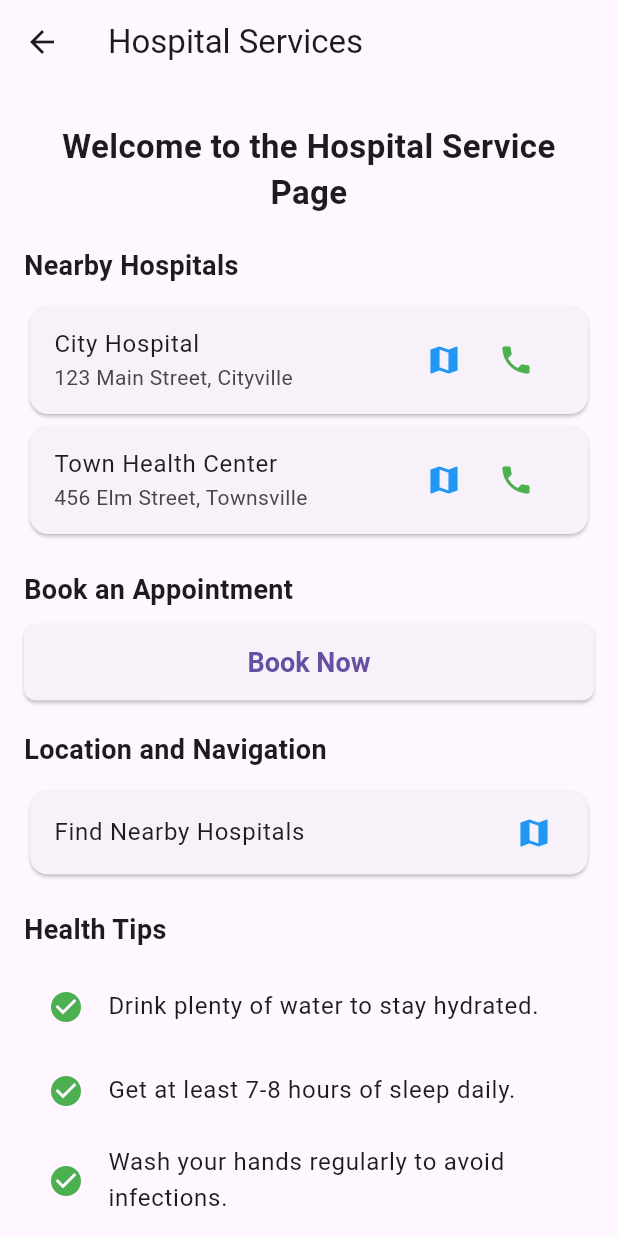
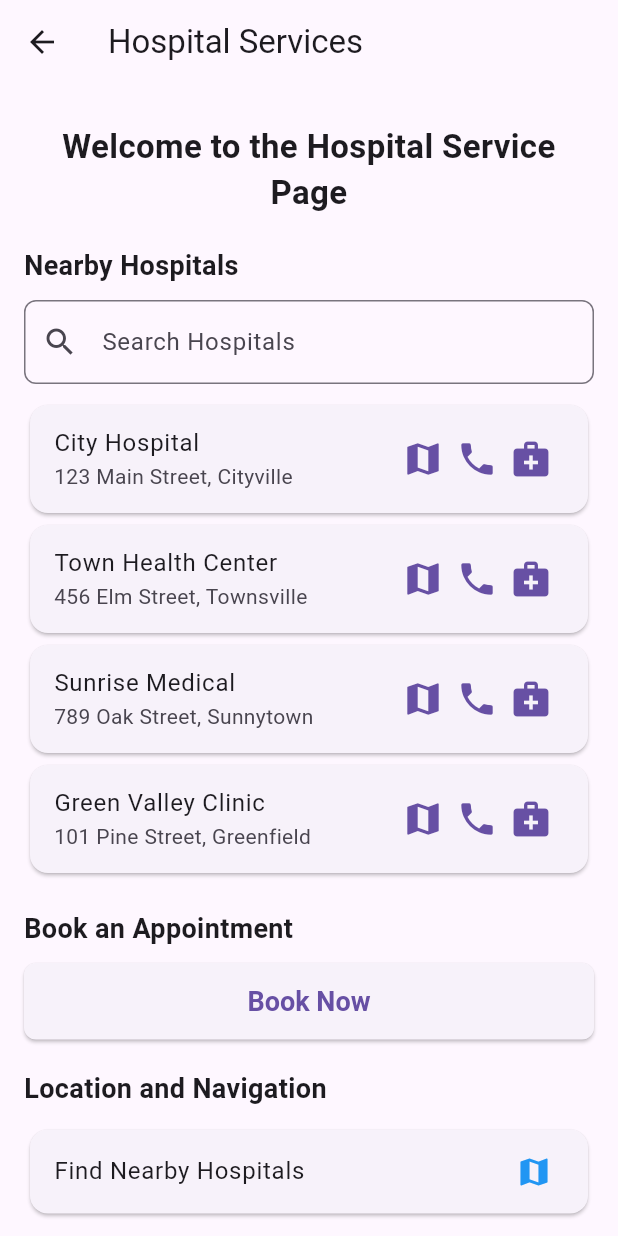
Before and after one commit to TianKaiJr/project-DigiTown, a Flutter app: the HospitalPage screen opened directly, on a phone screen of 412 x 824 dp. Run offline on Flutter 3.47's test engine with Material 3 defaults, Android fonts, the phone set to English and light mode, and no system bars; our stand-ins replace image_picker.

Commit message:
Update hospital.dart

```diff
--- a/main_app/lib/hospital.dart
+++ b/main_app/lib/hospital.dart
@@ -1,7 +1,12 @@
 import 'package:flutter/material.dart';
 import 'package:url_launcher/url_launcher.dart'; // For launching URLs (e.g., calls, maps)
 
-class HospitalPage extends StatelessWidget {
+class HospitalPage extends StatefulWidget {
+  @override
+  _HospitalPageState createState() => _HospitalPageState();
+}
+
+class _HospitalPageState extends State<HospitalPage> {
   final List<Map<String, String>> hospitals = [
     {
       'name': 'City Hospital',
@@ -13,7 +18,20 @@ class HospitalPage extends StatelessWidget {
       'address': '456 Elm Street, Townsville',
       'phone': '0987654321',
     },
+    {
+      'name': 'Sunrise Medical',
+      'address': '789 Oak Street, Sunnytown',
+      'phone': '1122334455',
+    },
+    {
+      'name': 'Green Valley Clinic',
+      'address': '101 Pine Street, Greenfield',
+      'phone': '5566778899',
+    },
   ];
+
+  List<Map<String, String>> filteredHospitals = [];
+  TextEditingController _searchController = TextEditingController();
 
   final List<String> healthTips = [
     'Drink plenty of water to stay hydrated.',
@@ -21,6 +39,29 @@ class HospitalPage extends StatelessWidget {
     'Wash your hands regularly to avoid infections.',
     'Exercise for at least 30 minutes a day.'
   ];
+
+  @override
+  void initState() {
+    super.initState();
+    filteredHospitals = hospitals;
+    _searchController.addListener(_filterHospitals);
+  }
+
+  @override
+  void dispose() {
+    _searchController.dispose();
+    super.dispose();
+  }
+
+  void _filterHospitals() {
+    final query = _searchController.text.toLowerCase();
+    setState(() {
+      filteredHospitals = hospitals.where((hospital) {
+        return hospital['name']!.toLowerCase().contains(query) ||
+            hospital['address']!.toLowerCase().contains(query);
+      }).toList();
+    });
+  }
 
   void _launchCaller(String phoneNumber) async {
     final Uri url = Uri(scheme: 'tel', path: phoneNumber);
@@ -49,10 +90,10 @@ class HospitalPage extends StatelessWidget {
     showDialog(
       context: context,
       builder: (context) => AlertDialog(
-        title: Text('Book Appointment'),
+        title: const Text('Book Appointment'),
         content: Column(
           mainAxisSize: MainAxisSize.min,
-          children: [
+          children: const [
             TextField(
               decoration: InputDecoration(labelText: 'Name'),
             ),
@@ -68,14 +109,13 @@ class HospitalPage extends StatelessWidget {
         actions: [
           TextButton(
             onPressed: () => Navigator.pop(context),
-            child: Text('Cancel'),
+            child: const Text('Cancel'),
           ),
           TextButton(
             onPressed: () {
-              // Logic to handle form submission can be added here
               Navigator.pop(context);
             },
-            child: Text('Submit'),
+            child: const Text('Submit'),
           ),
         ],
       ),
@@ -86,16 +126,16 @@ class HospitalPage extends StatelessWidget {
   Widget build(BuildContext context) {
     return Scaffold(
       appBar: AppBar(
-        title: Text('Hospital Services'),
+        title: const Text('Hospital Services'),
       ),
       body: LayoutBuilder(
         builder: (context, constraints) {
           return ListView(
-            padding: EdgeInsets.all(16.0),
+            padding: const EdgeInsets.all(16.0),
             children: [
-              Center(
+              const Center(
                 child: Padding(
-                  padding: const EdgeInsets.symmetric(vertical: 10.0),
+                  padding: EdgeInsets.symmetric(vertical: 10.0),
                   child: Text(
                     'Welcome to the Hospital Service Page',
                     style: TextStyle(fontSize: 22, fontWeight: FontWeight.bold),
@@ -103,72 +143,99 @@ class HospitalPage extends StatelessWidget {
                   ),
                 ),
               ),
-              SizedBox(height: 10.0),
-              Text(
+              const SizedBox(height: 10.0),
+              const Text(
                 'Nearby Hospitals',
                 style: TextStyle(fontSize: 18.0, fontWeight: FontWeight.bold),
               ),
-              SizedBox(height: 10.0),
-              ...hospitals.map((hospital) => Card(
+              const SizedBox(height: 10.0),
+              TextField(
+                controller: _searchController,
+                decoration: InputDecoration(
+                  labelText: 'Search Hospitals',
+                  prefixIcon: const Icon(Icons.search),
+                  border: OutlineInputBorder(
+                    borderRadius: BorderRadius.circular(8.0),
+                  ),
+                ),
+              ),
+              const SizedBox(height: 10.0),
+              ...filteredHospitals.map((hospital) => Card(
                     child: ListTile(
                       title: Text(hospital['name']!),
                       subtitle: Text(hospital['address']!),
                       trailing: Row(
                         mainAxisSize: MainAxisSize.min,
                         children: [
-                          IconButton(
-                            icon: Icon(Icons.map, color: Colors.blue),
-                            onPressed: () => _launchMaps(hospital['address']!),
+                          _buildIcon(
+                            context,
+                            icon: Icons.map,
+                            label: 'Open Location',
+                            onTap: () => _launchMaps(hospital['address']!),
                           ),
-                          IconButton(
-                            icon: Icon(Icons.phone, color: Colors.green),
-                            onPressed: () => _launchCaller(hospital['phone']!),
+                          const SizedBox(width: 8),
+                          _buildIcon(
+                            context,
+                            icon: Icons.phone,
+                            label: 'Call Hospital',
+                            onTap: () => _launchCaller(hospital['phone']!),
+                          ),
+                          const SizedBox(width: 8),
+                          _buildIcon(
+                            context,
+                            icon: Icons.medical_services,
+                            label: 'Doctor Availability',
+                            onTap: () => Navigator.push(
+                              context,
+                              MaterialPageRoute(
+                                builder: (context) => const DoctorsAvailabilityPage(),
+                              ),
+                            ),
                           ),
                         ],
                       ),
                     ),
                   )),
-              SizedBox(height: 20.0),
-              Text(
+              const SizedBox(height: 20.0),
+              const Text(
                 'Book an Appointment',
                 style: TextStyle(fontSize: 18.0, fontWeight: FontWeight.bold),
               ),
-              SizedBox(height: 10.0),
+              const SizedBox(height: 10.0),
               ElevatedButton(
                 onPressed: () => Navigator.pushNamed(context, 'y'),
                 style: ElevatedButton.styleFrom(
                   padding: const EdgeInsets.symmetric(vertical: 15),
                   textStyle: const TextStyle(fontSize: 18, fontWeight: FontWeight.bold),
                   shape: RoundedRectangleBorder(
-                borderRadius: BorderRadius.circular(8.0), // Adjust the radius as needed
+                    borderRadius: BorderRadius.circular(8.0),
                   ),
                 ),
-              child: Text('Book Now'), // This should be placed outside the style property
+                child: const Text('Book Now'),
               ),
-
-              SizedBox(height: 20.0),
-              Text(
+              const SizedBox(height: 20.0),
+              const Text(
                 'Location and Navigation',
                 style: TextStyle(fontSize: 18.0, fontWeight: FontWeight.bold),
               ),
-              SizedBox(height: 10.0),
+              const SizedBox(height: 10.0),
               Card(
                 child: ListTile(
-                  title: Text('Find Nearby Hospitals'),
-                  trailing: Icon(Icons.map,color: Colors.blue,),
+                  title: const Text('Find Nearby Hospitals'),
+                  trailing: const Icon(Icons.map, color: Colors.blue),
                   onTap: () {
                     _launchMaps('hospitals near me');
                   },
                 ),
               ),
-              SizedBox(height: 20.0),
-              Text(
+              const SizedBox(height: 20.0),
+              const Text(
                 'Health Tips',
                 style: TextStyle(fontSize: 18.0, fontWeight: FontWeight.bold),
               ),
-              SizedBox(height: 10.0),
+              const SizedBox(height: 10.0),
               ...healthTips.map((tip) => ListTile(
-                    leading: Icon(Icons.check_circle, color: Colors.green),
+                    leading: const Icon(Icons.check_circle, color: Colors.green),
                     title: Text(tip),
                   )),
             ],
@@ -177,4 +244,52 @@ class HospitalPage extends StatelessWidget {
       ),
     );
   }
+
+  Widget _buildIcon(BuildContext context, {
+    required IconData icon,
+    required String label,
+    required VoidCallback onTap,
+  }) {
+    return GestureDetector(
+      onTap: onTap,
+      onLongPress: () {
+        ScaffoldMessenger.of(context).showSnackBar(
+          SnackBar(content: Text(label)),
+        );
+      },
+      child: Tooltip(
+        message: label,
+        child: Icon(icon, size: 28, color: Theme.of(context).primaryColor),
+      ),
+    );
   }
+}
+
+class DoctorsAvailabilityPage extends StatelessWidget {
+  const DoctorsAvailabilityPage({super.key});
+
+  @override
+  Widget build(BuildContext context) {
+    return Scaffold(
+      appBar: AppBar(
+        title: const Text('Doctors Availability'),
+        centerTitle: true,
+      ),
+      body: ListView(
+        padding: const EdgeInsets.all(12.0),
+        children: const [
+          ListTile(
+            title: Text('Dr. John Doe'),
+            subtitle: Text('Available: 9:00 AM - 5:00 PM'),
+            leading: Icon(Icons.person, size: 40, color: Colors.blue),
+          ),
+          ListTile(
+            title: Text('Dr. Jane Smith'),
+            subtitle: Text('Available: 11:00 AM - 4:00 PM'),
+            leading: Icon(Icons.person, size: 40, color: Colors.green),
+          ),
+        ],
+      ),
+    );
+  }
+}
```
Lines whose indentation alone changed are shown as unchanged.
